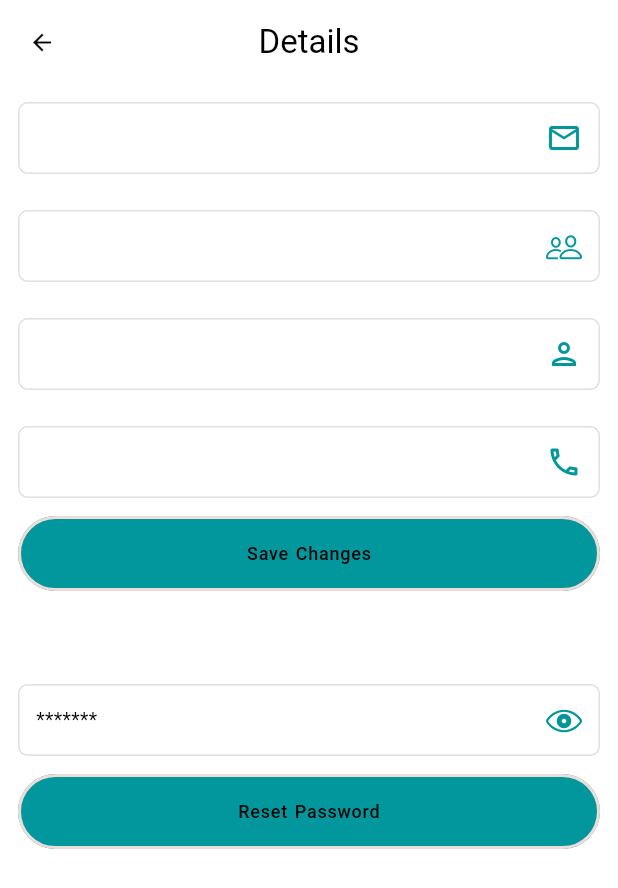
After one commit to abdsyd/MediGear, a Flutter app: the ProfileDetails screen opened by its route, on a phone screen of 412 x 824 dp. The commit adds this screen. Shown: the top 888 px of the screen. Run offline on Flutter 3.47's test engine with Material 2 defaults, Android fonts, the phone set to English and light mode, and no system bars; our stand-ins replace get, get_storage, loading_animation_widget, otp_text_field, timer_count_down; accounts and stored records are empty; network calls fail.

Commit message:
designed profile_details.dart

```diff
--- a/lib/constants/routes_name.dart
+++ b/lib/constants/routes_name.dart
@@ -13,7 +13,8 @@ class AppRoute {
   static const String wishlistTab = "/wishlistTab";
   static const String profileTab = "/profileTab";
   static const String products = "/products";
-  static const String settings = "/settings";
+  static const String profileSettings = "/profileSettings";
+  static const String profileDetails = "/profileDetails";
 
 
 }
--- a/lib/controllers/home/bnb_tabs/profile_controller.dart
+++ b/lib/controllers/home/bnb_tabs/profile_controller.dart
@@ -1,8 +1,33 @@
+import 'package:flutter/material.dart';
 import 'package:get/get.dart';
 import 'package:hunter/constants/routes_name.dart';
 import 'package:hunter/services/remote_services.dart';
 
 class ProfileController extends GetxController{
+
+  final TextEditingController name = TextEditingController();
+  final TextEditingController email = TextEditingController();
+  final TextEditingController password = TextEditingController();
+  final TextEditingController rePassword = TextEditingController();
+  final TextEditingController phone = TextEditingController();
+
+  GlobalKey<FormState> detailsFormKey = GlobalKey<FormState>();
+
+  bool buttonPressed = false;
+
+  bool _isLoading = false;
+  bool get isLoading => _isLoading;
+  void toggleLoading(bool value) {
+    _isLoading = value;
+    update();
+  }
+
+  bool _passwordVisible = false;
+  bool get passwordVisible => _passwordVisible;
+  void togglePasswordVisibility(bool value) {
+    _passwordVisible = value;
+    update();
+  }
 
   //File? image;
 
--- a/lib/locale.dart
+++ b/lib/locale.dart
@@ -56,6 +56,7 @@ class MyTranslation extends Translations {
           'Dark Mode':'Dark Mode',
           "Arabic ":"Arabic ",
           "English ":"English ",
+          'Save Changes':'Save Changes',
         }
       };
 }
--- a/lib/routes.dart
+++ b/lib/routes.dart
@@ -13,7 +13,8 @@ import 'package:hunter/views/home/products_view.dart';
 import 'package:hunter/views/auth/login_view.dart';
 import 'package:hunter/views/auth/register_otp.dart';
 import 'package:hunter/views/auth/register_view.dart';
-import 'package:hunter/views/home/settings.dart';
+import 'package:hunter/views/home/profile_details.dart';
+import 'package:hunter/views/home/profile_settings.dart';
 import 'package:hunter/views/welcome_view.dart';
 
 List<GetPage<dynamic>> routes = [
@@ -74,7 +75,11 @@ List<GetPage<dynamic>> routes = [
     page: () => ProductsView(),
   ),
   GetPage(
-    name: AppRoute.settings,
-    page: () => const Settings(),
+    name: AppRoute.profileSettings,
+    page: () => const ProfileSettings(),
+  ),
+  GetPage(
+    name: AppRoute.profileDetails,
+    page: () => const ProfileDetails(),
   ),
 ];
--- /dev/null
+++ b/lib/views/home/profile_details.dart
@@ -0,0 +1,131 @@
+import 'package:flutter/cupertino.dart';
+import 'package:flutter/material.dart';
+import 'package:get/get.dart';
+import 'package:hunter/controllers/home/bnb_tabs/profile_controller.dart';
+import 'package:hunter/controllers/home/home_controller.dart';
+import 'package:hunter/widgets/auth_button.dart';
+import 'package:hunter/widgets/auth_field.dart';
+import 'package:loading_animation_widget/loading_animation_widget.dart';
+
+class ProfileDetails extends StatelessWidget {
+  const ProfileDetails({super.key});
+
+  @override
+  Widget build(BuildContext context) {
+    ProfileController pC = Get.find();
+    HomeController hC = Get.find();
+    return Scaffold(
+      appBar: AppBar(
+        automaticallyImplyLeading: false,
+        centerTitle: true,
+        title: const Text('Details'),
+        leading: const BackButton(
+          style: ButtonStyle(iconSize: MaterialStatePropertyAll(18)),
+        ),
+      ),
+      body: ListView(
+        padding: const EdgeInsets.symmetric(horizontal: 12),
+        children: [
+
+          IgnorePointer(
+            ignoring: true,
+            child: AuthField(
+              hint: hC.currentUser != null ? hC.currentUser!.email : 'email'.tr,
+              hintStyle: Theme.of(context).textTheme.displayMedium!.copyWith(color: Colors.grey,fontSize: 13),
+              icon: Icons.mail_outline,
+
+            ),
+          ),
+          IgnorePointer(
+            ignoring: true,
+            child: AuthField(
+              hint: hC.currentUser != null ? hC.currentUser!.role : 'role'.tr,
+              hintStyle: Theme.of(context).textTheme.displayMedium!.copyWith(color: Colors.grey,fontSize: 13),
+              icon: CupertinoIcons.person_2,
+
+
+            ),
+          ),
+          AuthField(
+            hint: hC.currentUser != null ? hC.currentUser!.name : 'name'.tr,
+            textController: pC.name,
+            keyboardType: TextInputType.name,
+            icon: Icons.person_outlined,
+            validator: (val) {
+              return validateInput(pC.name.text, 8, 100, 'name');
+            },
+            onChanged: (val) {
+              if (pC.buttonPressed) {
+                pC.detailsFormKey.currentState!.validate();
+              }
+            },
+          ),
+          AuthField(
+            hint: hC.currentUser != null ? hC.currentUser!.phone : 'phone',
+            textController: pC.phone,
+            keyboardType: TextInputType.phone,
+            icon: Icons.phone_outlined,
+            validator: (val) {
+              return validateInput(pC.phone.text, 8, 100, 'phone');
+            },
+            onChanged: (val) {
+              if (pC.buttonPressed) {
+                pC.detailsFormKey.currentState!.validate();
+              }
+            },
+          ),
+          GetBuilder<ProfileController>(builder: (controller) {
+            return AuthButton(
+              onPressed: () {},
+              child: controller.isLoading
+                  ? LoadingAnimationWidget.prograssiveDots(
+                      color: Colors.white, size: 40)
+                  : Text(
+                      'Save Changes'.tr,
+                      style: Theme.of(context).textTheme.labelMedium,
+                    ),
+            );
+          }),
+          const SizedBox(height: 50,),
+          GetBuilder<ProfileController>(
+            builder: (controller) => AuthField(
+              hint:  '*******',
+              obscureText: !controller.passwordVisible,
+              icon: controller.passwordVisible
+                  ? CupertinoIcons.eye_slash
+                  : CupertinoIcons.eye,
+              onIconPressed: () {
+                controller.togglePasswordVisibility(
+                    !controller.passwordVisible);
+              },
+              textController: controller.password,
+              keyboardType: TextInputType.text,
+              validator: (val) {
+                return validateInput(
+                    controller.password.text, 8, 100, 'password');
+              },
+              onChanged: (val) {
+                if (controller.buttonPressed) {
+                  controller.detailsFormKey.currentState!
+                      .validate();
+                }
+              },
+            ),
+          ),
+          GetBuilder<ProfileController>(builder: (controller) {
+            return AuthButton(
+              onPressed: () {},
+              child: controller.isLoading
+                  ? LoadingAnimationWidget.prograssiveDots(
+                  color: Colors.white, size: 40)
+                  : Text(
+                'Reset Password'.tr,
+                style: Theme.of(context).textTheme.labelMedium,
+              ),
+            );
+          }),
+        ],
+      ),
+    );
+  }
+}
--- a/lib/views/home/settings.dart
+++ b/lib/views/home/profile_settings.dart
@@ -1,12 +1,11 @@
 import 'package:flutter/material.dart';
 import 'package:get/get.dart';
-import 'package:hunter/constants/colors.dart';
 import 'package:hunter/controllers/local_controller.dart';
 import 'package:hunter/controllers/theme_controller.dart';
 import 'package:hunter/widgets/profile_button.dart';
 
-class Settings extends StatelessWidget {
-  const Settings({super.key});
+class ProfileSettings extends StatelessWidget {
+  const ProfileSettings({super.key});
 
   @override
   Widget build(BuildContext context) {
--- a/lib/views/welcome_view.dart
+++ b/lib/views/welcome_view.dart
@@ -42,8 +42,8 @@ class WelcomeView extends StatelessWidget {
               ),
               AuthButton(
                 onPressed: () {
-                  Get.toNamed(AppRoute.login);
-                 //Get.toNamed(AppRoute.home);
+                  //Get.toNamed(AppRoute.login);
+                 Get.toNamed(AppRoute.home);
                 },
                 color: AppColors.myBrown,
                 child:  Text('Sign in'.tr,style: Theme.of(context).textTheme.labelMedium,),
--- a/lib/widgets/auth_field.dart
+++ b/lib/widgets/auth_field.dart
@@ -5,24 +5,26 @@ import 'package:hunter/constants/colors.dart';
 class AuthField extends StatelessWidget {
   const AuthField({
     super.key,
-    required this.label,
-    required this.textController,
-    required this.keyboardType,
+     this.label,
+     this.textController,
+     this.keyboardType,
     this.validator,
-    required this.onChanged,
+     this.onChanged,
     required this.icon,
     this.onIconPressed,
-    this.obscureText, this.autoFocus,
+    this.obscureText, this.autoFocus, this.hint, this.hintStyle,
   });
-  final String label;
+  final String? label;
+  final String? hint;
   final bool? obscureText;
   final bool? autoFocus;
-  final TextEditingController textController;
-  final TextInputType keyboardType;
+  final TextEditingController? textController;
+  final TextInputType? keyboardType;
   final String? Function(String?)? validator;
-  final void Function(String) onChanged;
+  final void Function(String)? onChanged;
   final void Function()? onIconPressed;
   final IconData icon;
+  final TextStyle? hintStyle;
 
   @override
   Widget build(BuildContext context) {
@@ -36,9 +38,14 @@ class AuthField extends StatelessWidget {
         cursorColor: AppColors.myPrimary,
         obscureText: obscureText ?? false,
         keyboardType: keyboardType,
-        style: Theme.of(context).textTheme.bodyMedium!.copyWith(fontSize: 11),
+        style: Theme.of(context).textTheme.bodyMedium!.copyWith(fontSize: 11,),
         decoration: InputDecoration(
           labelText: label,
+          hintText: hint,
+          hintStyle: hintStyle ?? Theme.of(context)
+              .textTheme
+              .bodyMedium!
+              .copyWith(fontSize: 13),
           labelStyle: Theme.of(context)
               .textTheme
               .displayMedium!
```
Also changed, not shown: lib/views/home/bnb_tabs/profile_tab.dart (+4 -6 lines).
